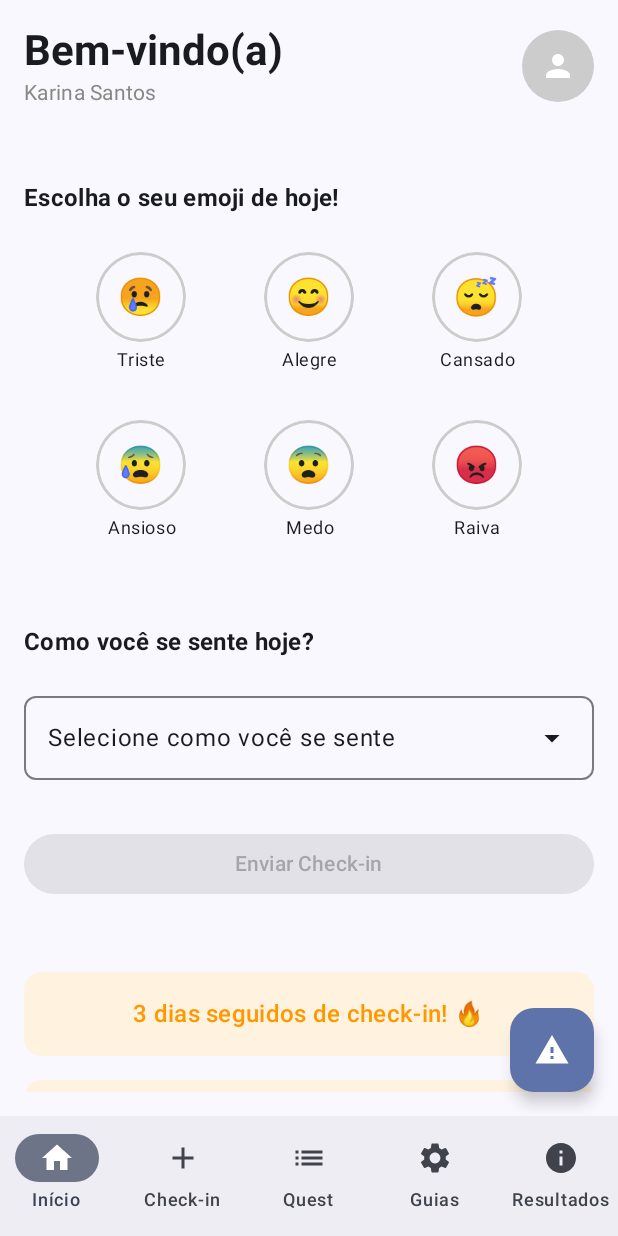
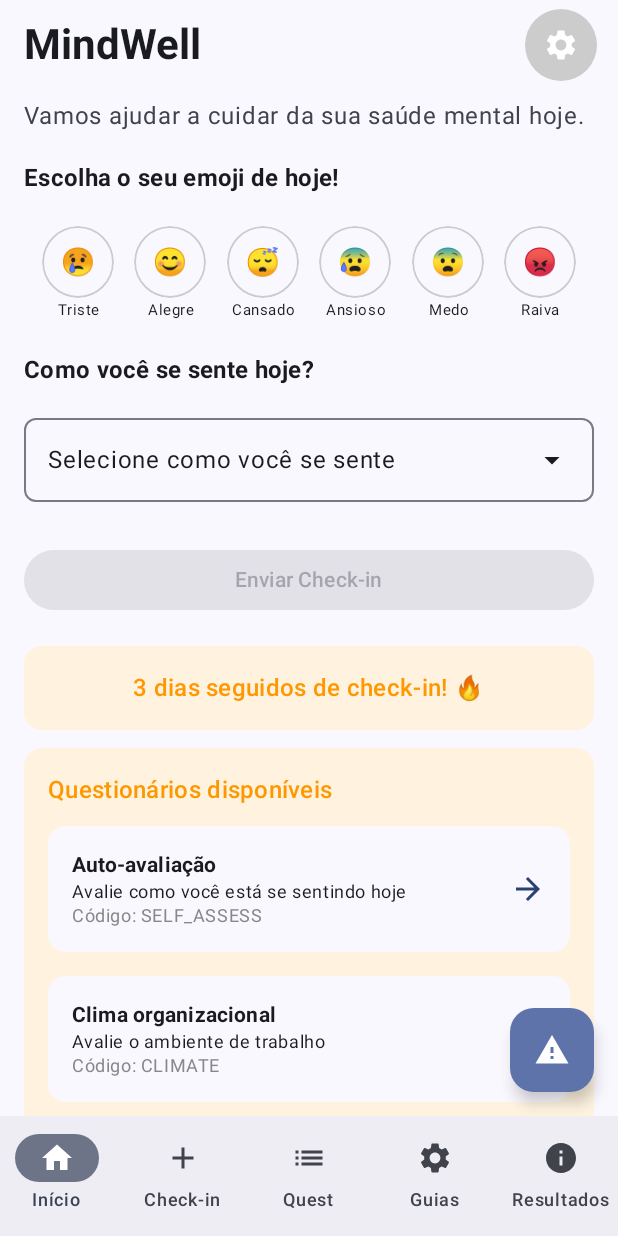
Before and after one commit to grd1as/mindwell, an Android app built with Jetpack Compose: the HomeScreen screen opened through its navigation route, on a phone screen of 412 x 824 dp. Run offline under Robolectric (Android 15) with nearby library versions, the phone set to English and light mode, and no system bars; our stand-ins replace Dagger/Hilt's generated code.

Commit message:
home updates

```diff
--- a/app/src/main/java/com/example/mindwell/app/presentation/screens/home/HomeScreen.kt
+++ b/app/src/main/java/com/example/mindwell/app/presentation/screens/home/HomeScreen.kt
@@ -1,5 +1,6 @@
 package com.example.mindwell.app.presentation.screens.home
 
+import androidx.compose.animation.*
 import androidx.compose.foundation.background
 import androidx.compose.foundation.border
 import androidx.compose.foundation.clickable
@@ -24,6 +25,8 @@ import androidx.compose.ui.window.Dialog
 import androidx.hilt.navigation.compose.hiltViewModel
 import androidx.navigation.NavController
 import com.example.mindwell.app.common.navigation.AppDestinations
+import kotlinx.coroutines.delay
+import kotlinx.coroutines.launch
 
 @OptIn(ExperimentalMaterial3Api::class)
 @Composable
@@ -35,9 +38,37 @@ fun HomeScreen(
     var selectedEmoji by remember { mutableStateOf("") }
     var selectedFeeling by remember { mutableStateOf("") }
     var showFeelingDropdown by remember { mutableStateOf(false) }
+    var showSubmitSuccess by remember { mutableStateOf(false) }
+    val coroutineScope = rememberCoroutineScope()
 
-    // Lista de sentimentos para o dropdown
-    val feelings = listOf("Muito bem", "Bem", "Normal", "Mal", "Muito mal", "Não sei dizer")
+    // Configurar o NavController no ViewModel
+    LaunchedEffect(nav) {
+        vm.setNavController(nav)
+    }
+
+    // Observar eventos de navegação
+    state.navigationEvent?.let { event ->
+        when (event) {
+            is HomeViewModel.NavigationEvent.ToForm -> {
+                LaunchedEffect(event) {
+                    nav.navigate(AppDestinations.formDetail(event.formId))
+                    vm.handleNavigationEvent()
+                }
+            }
+            is HomeViewModel.NavigationEvent.ToForms -> {
+                LaunchedEffect(event) {
+                    nav.navigate(AppDestinations.FORMS)
+                    vm.handleNavigationEvent()
+                }
+            }
+            is HomeViewModel.NavigationEvent.Handled -> {
+                // Já tratado
+            }
+        }
+    }
+
+    // Lista de sentimentos para o dropdown atualizada
+    val feelings = listOf("Motivado", "Cansado", "Preocupado", "Estressado", "Animado", "Satisfeito")
 
     // Mostrar o diálogo de feedback se necessário
     if (state.showFeedbackDialog) {
@@ -78,46 +109,47 @@ fun HomeScreen(
                 modifier = Modifier
                     .fillMaxSize()
                     .padding(padding)
-                    .padding(16.dp)
+                    .padding(horizontal = 16.dp)
                     .verticalScroll(rememberScrollState()),
-                verticalArrangement = Arrangement.spacedBy(16.dp)
+                verticalArrangement = Arrangement.spacedBy(12.dp)
             ) {
-                // Header with welcome message
+                // Header simplificado - sem nome do usuário
                 Row(
-                    modifier = Modifier.fillMaxWidth(),
+                    modifier = Modifier
+                        .fillMaxWidth()
+                        .padding(top = 8.dp, bottom = 4.dp),
                     horizontalArrangement = Arrangement.SpaceBetween,
                     verticalAlignment = Alignment.CenterVertically
                 ) {
-                    Column {
                     Text(
-                            text = "Bem-vindo(a)",
+                        text = "MindWell",
                         style = MaterialTheme.typography.headlineMedium,
                         fontWeight = FontWeight.Bold
                     )
-                        Text(
-                            text = state.userName,
-                            style = MaterialTheme.typography.bodyMedium,
-                            color = Color.Gray
-                        )
-                    }
 
-                    // Profile avatar or settings
+                    // Ícone de configurações (sem dados do perfil)
                     IconButton(
                         onClick = { nav.navigate(AppDestinations.SETTINGS) },
                         modifier = Modifier
-                            .size(48.dp)
+                            .size(44.dp)
                             .clip(CircleShape)
                             .background(Color.LightGray)
                     ) {
                         Icon(
-                            imageVector = Icons.Default.Person,
-                            contentDescription = "Perfil",
+                            imageVector = Icons.Default.Settings,
+                            contentDescription = "Configurações",
                             tint = Color.White
                         )
                     }
                 }
 
-                Spacer(modifier = Modifier.height(16.dp))
+                // Texto introdutório
+                Text(
+                    text = "Vamos ajudar a cuidar da sua saúde mental hoje.",
+                    style = MaterialTheme.typography.bodyLarge,
+                    color = MaterialTheme.colorScheme.onSurfaceVariant,
+                    modifier = Modifier.padding(bottom = 8.dp)
+                )
 
                 // First question - Emoji selection
                 Text(
@@ -126,7 +158,7 @@ fun HomeScreen(
                     fontWeight = FontWeight.Bold
                 )
 
-                // First row of emojis
+                // Emojis em uma única linha
                 Row(
                     modifier = Modifier
                         .fillMaxWidth()
@@ -137,50 +169,45 @@ fun HomeScreen(
                         emoji = "😢",
                         label = "Triste",
                         isSelected = selectedEmoji == "😢",
-                        onClick = { selectedEmoji = "😢" }
+                        onClick = { selectedEmoji = "😢" },
+                        modifier = Modifier.size(48.dp)
                     )
                     EmojiOption(
                         emoji = "😊",
                         label = "Alegre",
                         isSelected = selectedEmoji == "😊",
-                        onClick = { selectedEmoji = "😊" }
+                        onClick = { selectedEmoji = "😊" },
+                        modifier = Modifier.size(48.dp)
                     )
                     EmojiOption(
                         emoji = "😴",
                         label = "Cansado",
                         isSelected = selectedEmoji == "😴",
-                        onClick = { selectedEmoji = "😴" }
+                        onClick = { selectedEmoji = "😴" },
+                        modifier = Modifier.size(48.dp)
                     )
-                }
-
-                // Second row of emojis
-                Row(
-                    modifier = Modifier
-                        .fillMaxWidth()
-                        .padding(vertical = 8.dp),
-                    horizontalArrangement = Arrangement.SpaceEvenly
-                ) {
                     EmojiOption(
                         emoji = "😰",
                         label = "Ansioso",
                         isSelected = selectedEmoji == "😰",
-                        onClick = { selectedEmoji = "😰" }
+                        onClick = { selectedEmoji = "😰" },
+                        modifier = Modifier.size(48.dp)
                     )
                     EmojiOption(
                         emoji = "😨",
                         label = "Medo",
                         isSelected = selectedEmoji == "😨",
-                        onClick = { selectedEmoji = "😨" }
+                        onClick = { selectedEmoji = "😨" },
+                        modifier = Modifier.size(48.dp)
                     )
                     EmojiOption(
                         emoji = "😡",
                         label = "Raiva",
                         isSelected = selectedEmoji == "😡",
-                        onClick = { selectedEmoji = "😡" }
+                        onClick = { selectedEmoji = "😡" },
+                        modifier = Modifier.size(48.dp)
                     )
                 }
-
-                Spacer(modifier = Modifier.height(16.dp))
 
                 // Second question - Feeling dropdown
                 Text(
@@ -236,18 +263,42 @@ fun HomeScreen(
                     }
                 }
 
-                // Submit button
-                Button(
-                    onClick = { vm.submitCheckin(selectedEmoji, selectedFeeling) },
+                // Submit button com feedback visual
+                Box(
                     modifier = Modifier
                         .fillMaxWidth()
-                        .padding(vertical = 8.dp),
+                        .padding(vertical = 8.dp)
+                ) {
+                    Button(
+                        onClick = {
+                            vm.submitCheckin(selectedEmoji, selectedFeeling)
+                            showSubmitSuccess = true
+                            coroutineScope.launch {
+                                delay(2000)
+                                showSubmitSuccess = false
+                            }
+                        },
+                        modifier = Modifier.fillMaxWidth(),
                         enabled = selectedEmoji.isNotEmpty() && selectedFeeling.isNotEmpty()
                     ) {
+                        if (showSubmitSuccess) {
+                            Row(
+                                verticalAlignment = Alignment.CenterVertically,
+                                horizontalArrangement = Arrangement.Center
+                            ) {
+                                Icon(
+                                    imageVector = Icons.Default.Check,
+                                    contentDescription = "Sucesso",
+                                    tint = Color.White
+                                )
+                                Spacer(modifier = Modifier.width(8.dp))
+                                Text("Enviado com sucesso!")
+                            }
+                        } else {
                             Text("Enviar Check-in")
                         }
-
-                Spacer(modifier = Modifier.height(8.dp))
+                    }
+                }
 
                 // Streak section
                 Card(
@@ -307,7 +358,7 @@ fun HomeScreen(
                     }
                 }
 
-                // Tips section
+                // Tips section - Restaurada
                 Card(
                     modifier = Modifier.fillMaxWidth(),
                     colors = CardDefaults.cardColors(
@@ -330,22 +381,6 @@ fun HomeScreen(
                     }
                 }
 
-                // Feedback channel
-                Button(
-                    onClick = { vm.showFeedbackDialog() },
-                    modifier = Modifier.fillMaxWidth(),
-                    colors = ButtonDefaults.buttonColors(
-                        containerColor = Color.White,
-                        contentColor = Color(0xFFFF9800)
-                    ),
-                    border = ButtonDefaults.outlinedButtonBorder
-                ) {
-                    Text(
-                        text = "Canal de escuta/feedback",
-                        modifier = Modifier.padding(vertical = 8.dp)
-                    )
-                }
-
                 Spacer(modifier = Modifier.height(80.dp))
             }
         }
@@ -357,19 +392,19 @@ fun EmojiOption(
     emoji: String,
     label: String,
     isSelected: Boolean,
-    onClick: () -> Unit
+    onClick: () -> Unit,
+    modifier: Modifier = Modifier
 ) {
     Column(
         horizontalAlignment = Alignment.CenterHorizontally,
-        modifier = Modifier.padding(horizontal = 4.dp)
+        modifier = Modifier.padding(horizontal = 2.dp)
     ) {
         Box(
-            modifier = Modifier
-                .size(60.dp)
+            modifier = modifier
                 .clip(CircleShape)
                 .background(if (isSelected) MaterialTheme.colorScheme.primaryContainer else Color.Transparent)
                 .border(
-                    width = 2.dp,
+                    width = 1.dp,
                     color = if (isSelected) MaterialTheme.colorScheme.primary else Color.LightGray,
                     shape = CircleShape
                 )
@@ -378,16 +413,15 @@ fun EmojiOption(
         ) {
             Text(
                 text = emoji,
-                fontSize = 24.sp
+                fontSize = 18.sp
             )
         }
-
-        Spacer(modifier = Modifier.height(4.dp))
 
         Text(
             text = label,
             style = MaterialTheme.typography.bodySmall,
-            textAlign = TextAlign.Center
+            textAlign = TextAlign.Center,
+            fontSize = 10.sp
         )
     }
 }
```
Also changed, not shown: app/src/main/java/com/example/mindwell/app/presentation/screens/home/HomeViewModel.kt (+57 -7 lines). Lines whose indentation alone changed are shown as unchanged.
